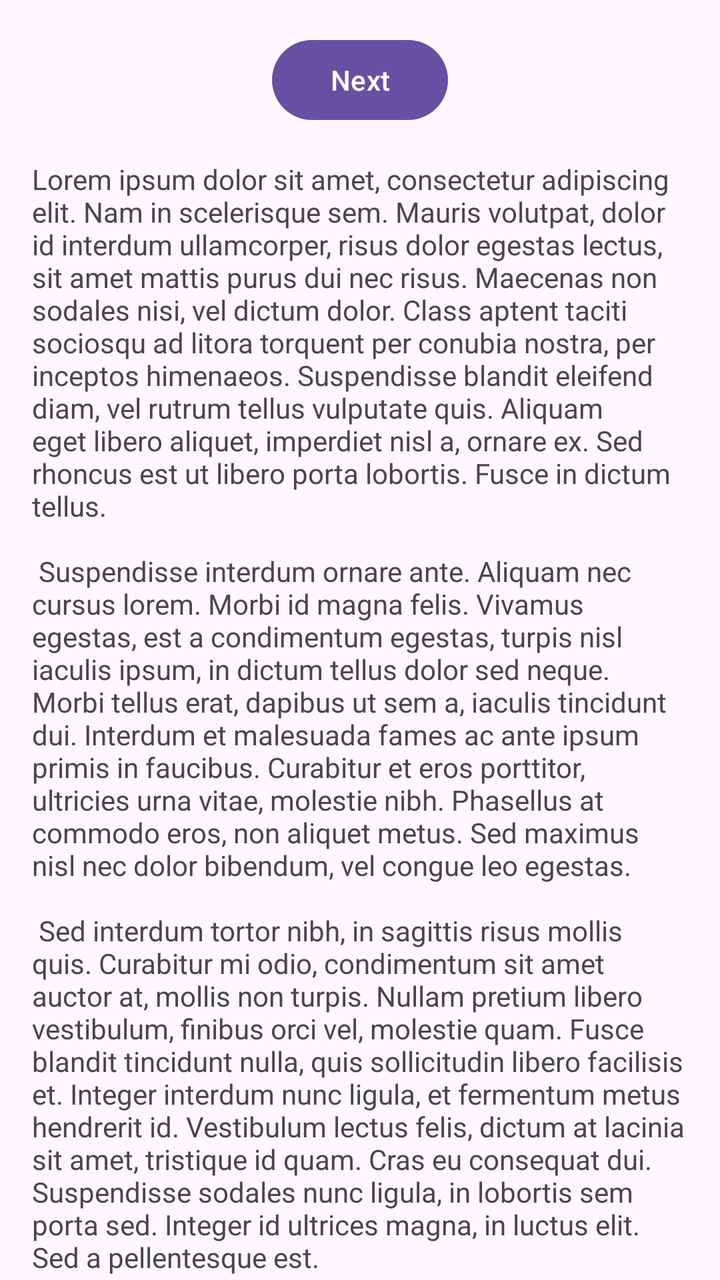
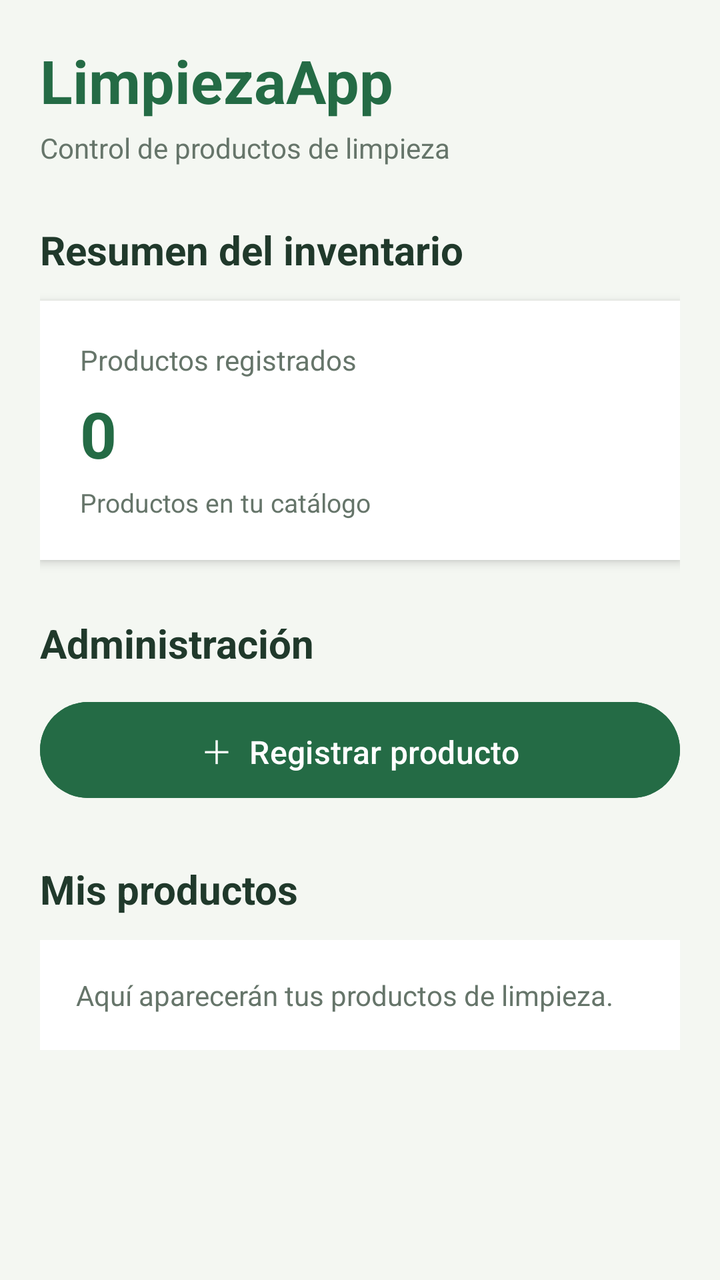

Two renders of the same Android screen: before a commit and after it. Below are the layout's source before the change and the commit's diff.
<!-- AndroidManifest.xml: application theme Theme.LimpiezaApp -->
<!-- res/layout/fragment_first.xml -->
<?xml version="1.0" encoding="utf-8"?>
<androidx.core.widget.NestedScrollView xmlns:android="http://schemas.android.com/apk/res/android"
    xmlns:app="http://schemas.android.com/apk/res-auto"
    xmlns:tools="http://schemas.android.com/tools"
    android:layout_width="match_parent"
    android:layout_height="match_parent"
    tools:context=".FirstFragment">

    <androidx.constraintlayout.widget.ConstraintLayout
        android:layout_width="match_parent"
        android:layout_height="match_parent"
        android:padding="16dp">

        <Button
            android:id="@+id/button_first"
            android:layout_width="wrap_content"
            android:layout_height="wrap_content"
            android:text="@string/next"
            app:layout_constraintBottom_toTopOf="@id/textview_first"
            app:layout_constraintEnd_toEndOf="parent"
            app:layout_constraintStart_toStartOf="parent"
            app:layout_constraintTop_toTopOf="parent" />

        <TextView
            android:id="@+id/textview_first"
            android:layout_width="wrap_content"
            android:layout_height="wrap_content"
            android:layout_marginTop="16dp"
            android:text="@string/lorem_ipsum"
            app:layout_constraintBottom_toBottomOf="parent"
            app:layout_constraintEnd_toEndOf="parent"
            app:layout_constraintStart_toStartOf="parent"
            app:layout_constraintTop_toBottomOf="@id/button_first" />
    </androidx.constraintlayout.widget.ConstraintLayout>
</androidx.core.widget.NestedScrollView>
<!-- resources referenced by this layout -->
<resources>
  <string name="lorem_ipsum">
          Lorem ipsum dolor sit amet, consectetur adipiscing elit. Nam in scelerisque sem. Mauris
          volutpat, dolor id interdum ullamcorper, risus dolor egestas lectus, sit amet mattis purus
          dui nec risus. Maecenas non sodales nisi, vel dictum dolor. Class aptent taciti sociosqu ad
          litora torquent per conubia nostra, per inceptos himenaeos. Suspendisse blandit eleifend
          diam, vel rutrum tellus vulputate quis. Aliquam eget libero aliquet, imperdiet nisl a,
          ornare ex. Sed rhoncus est ut libero porta lobortis. Fusce in dictum tellus.\n\n
          Suspendisse interdum ornare ante. Aliquam nec cursus lorem. Morbi id magna felis. Vivamus
          egestas, est a condimentum egestas, turpis nisl iaculis ipsum, in dictum tellus dolor sed
          neque. Morbi tellus erat, dapibus ut sem a, iaculis tincidunt dui. Interdum et malesuada
          fames ac ante ipsum primis in faucibus. Curabitur et eros porttitor, ultricies urna vitae,
          molestie nibh. Phasellus at commodo eros, non aliquet metus. Sed maximus nisl nec dolor
          bibendum, vel congue leo egestas.\n\n
          Sed interdum tortor nibh, in sagittis risus mollis quis. Curabitur mi odio, condimentum sit
          amet auctor at, mollis non turpis. Nullam pretium libero vestibulum, finibus orci vel,
          molestie quam. Fusce blandit tincidunt nulla, quis sollicitudin libero facilisis et. Integer
          interdum nunc ligula, et fermentum metus hendrerit id. Vestibulum lectus felis, dictum at
          lacinia sit amet, tristique id quam. Cras eu consequat dui. Suspendisse sodales nunc ligula,
          in lobortis sem porta sed. Integer id ultrices magna, in luctus elit. Sed a pellentesque
          est.\n\n
          Aenean nunc velit, lacinia sed dolor sed, ultrices viverra nulla. Etiam a venenatis nibh.
          Morbi laoreet, tortor sed facilisis varius, nibh orci rhoncus nulla, id elementum leo dui
          non lorem. Nam mollis ipsum quis auctor varius. Quisque elementum eu libero sed commodo. In
          eros nisl, imperdiet vel imperdiet et, scelerisque a mauris. Pellentesque varius ex nunc,
          quis imperdiet eros placerat ac. Duis finibus orci et est auctor tincidunt. Sed non viverra
          ipsum. Nunc quis augue egestas, cursus lorem at, molestie sem. Morbi a consectetur ipsum, a
          placerat diam. Etiam vulputate dignissim convallis. Integer faucibus mauris sit amet finibus
          convallis.\n\n
          Phasellus in aliquet mi. Pellentesque habitant morbi tristique senectus et netus et
          malesuada fames ac turpis egestas. In volutpat arcu ut felis sagittis, in finibus massa
          gravida. Pellentesque id tellus orci. Integer dictum, lorem sed efficitur ullamcorper,
          libero justo consectetur ipsum, in mollis nisl ex sed nisl. Donec maximus ullamcorper
          sodales. Praesent bibendum rhoncus tellus nec feugiat. In a ornare nulla. Donec rhoncus
          libero vel nunc consequat, quis tincidunt nisl eleifend. Cras bibendum enim a justo luctus
          vestibulum. Fusce dictum libero quis erat maximus, vitae volutpat diam dignissim.
      </string>
  <string name="next">Next</string>
  <style name="Theme.LimpiezaApp" parent="Base.Theme.LimpiezaApp" />
  <style name="Base.Theme.LimpiezaApp" parent="Theme.Material3.DayNight.NoActionBar">
          
          
      </style>
</resources>

<!-- the commit's change to res/layout/fragment_first.xml (unified diff, before → after) -->
@@ -1,35 +1,125 @@
 <?xml version="1.0" encoding="utf-8"?>
-<androidx.core.widget.NestedScrollView xmlns:android="http://schemas.android.com/apk/res/android"
+<androidx.core.widget.NestedScrollView
+    xmlns:android="http://schemas.android.com/apk/res/android"
     xmlns:app="http://schemas.android.com/apk/res-auto"
     xmlns:tools="http://schemas.android.com/tools"
     android:layout_width="match_parent"
     android:layout_height="match_parent"
+    android:background="#F4F7F2"
     tools:context=".FirstFragment">
 
-    <androidx.constraintlayout.widget.ConstraintLayout
+    <LinearLayout
         android:layout_width="match_parent"
-        android:layout_height="match_parent"
-        android:padding="16dp">
+        android:layout_height="wrap_content"
+        android:orientation="vertical"
+        android:padding="20dp">
+
+        
+
+        <TextView
+            android:layout_width="wrap_content"
+            android:layout_height="wrap_content"
+            android:text="LimpiezaApp"
+            android:textColor="#246B45"
+            android:textSize="30sp"
+            android:textStyle="bold" />
+
+        <TextView
+            android:layout_width="wrap_content"
+            android:layout_height="wrap_content"
+            android:layout_marginTop="4dp"
+            android:text="Control de productos de limpieza"
+            android:textColor="#66756A"
+            android:textSize="14sp" />
+
+        
+        <TextView
+            android:layout_width="wrap_content"
+            android:layout_height="wrap_content"
+            android:layout_marginTop="28dp"
+            android:text="Resumen del inventario"
+            android:textColor="#20392B"
+            android:textSize="20sp"
+            android:textStyle="bold" />
+
+        <LinearLayout
+            android:layout_width="match_parent"
+            android:layout_height="wrap_content"
+            android:layout_marginTop="12dp"
+            android:background="#FFFFFF"
+            android:elevation="3dp"
+            android:orientation="vertical"
+            android:padding="20dp">
+
+            <TextView
+                android:layout_width="wrap_content"
+                android:layout_height="wrap_content"
+                android:text="Productos registrados"
+                android:textColor="#66756A"
+                android:textSize="14sp" />
+
+            <TextView
+                android:id="@+id/textTotalProductos"
+                android:layout_width="wrap_content"
+                android:layout_height="wrap_content"
+                android:layout_marginTop="6dp"
+                android:text="0"
+                android:textColor="#246B45"
+                android:textSize="32sp"
+                android:textStyle="bold" />
+
+            <TextView
+                android:layout_width="wrap_content"
+                android:layout_height="wrap_content"
+                android:layout_marginTop="4dp"
+                android:text="Productos en tu catálogo"
+                android:textColor="#66756A"
+                android:textSize="13sp" />
+
+        </LinearLayout>
+
+        
+        <TextView
+            android:layout_width="wrap_content"
+            android:layout_height="wrap_content"
+            android:layout_marginTop="28dp"
+            android:text="Administración"
+            android:textColor="#20392B"
+            android:textSize="20sp"
+            android:textStyle="bold" />
 
         <Button
-            android:id="@+id/button_first"
+            android:id="@+id/buttonAgregarProducto"
+            android:layout_width="match_parent"
+            android:layout_height="56dp"
+            android:layout_marginTop="12dp"
+            android:backgroundTint="#246B45"
+            android:text="＋  Registrar producto"
+            android:textAllCaps="false"
+            android:textColor="#FFFFFF"
+            android:textSize="16sp" />
+
+        
+        <TextView
             android:layout_width="wrap_content"
             android:layout_height="wrap_content"
-            android:text="@string/next"
-            app:layout_constraintBottom_toTopOf="@id/textview_first"
-            app:layout_constraintEnd_toEndOf="parent"
-            app:layout_constraintStart_toStartOf="parent"
-            app:layout_constraintTop_toTopOf="parent" />
+            android:layout_marginTop="28dp"
+            android:text="Mis productos"
+            android:textColor="#20392B"
+            android:textSize="20sp"
+            android:textStyle="bold" />
 
         <TextView
-            android:id="@+id/textview_first"
-            android:layout_width="wrap_content"
+            android:id="@+id/textEstadoProductos"
+            android:layout_width="match_parent"
             android:layout_height="wrap_content"
-            android:layout_marginTop="16dp"
-            android:text="@string/lorem_ipsum"
-            app:layout_constraintBottom_toBottomOf="parent"
-            app:layout_constraintEnd_toEndOf="parent"
-            app:layout_constraintStart_toStartOf="parent"
-            app:layout_constraintTop_toBottomOf="@id/button_first" />
-    </androidx.constraintlayout.widget.ConstraintLayout>
+            android:layout_marginTop="12dp"
+            android:background="#FFFFFF"
+            android:padding="18dp"
+            android:text="Aquí aparecerán tus productos de limpieza."
+            android:textColor="#66756A"
+            android:textSize="14sp" />
+
+    </LinearLayout>
+
 </androidx.core.widget.NestedScrollView>
<!-- resource entries referenced after the edit -->
@@ -1,42 +1,5 @@
 <!-- resources referenced by this layout -->
 <resources>
-  <string name="lorem_ipsum">
-          Lorem ipsum dolor sit amet, consectetur adipiscing elit. Nam in scelerisque sem. Mauris
-          volutpat, dolor id interdum ullamcorper, risus dolor egestas lectus, sit amet mattis purus
-          dui nec risus. Maecenas non sodales nisi, vel dictum dolor. Class aptent taciti sociosqu ad
-          litora torquent per conubia nostra, per inceptos himenaeos. Suspendisse blandit eleifend
-          diam, vel rutrum tellus vulputate quis. Aliquam eget libero aliquet, imperdiet nisl a,
-          ornare ex. Sed rhoncus est ut libero porta lobortis. Fusce in dictum tellus.\n\n
-          Suspendisse interdum ornare ante. Aliquam nec cursus lorem. Morbi id magna felis. Vivamus
-          egestas, est a condimentum egestas, turpis nisl iaculis ipsum, in dictum tellus dolor sed
-          neque. Morbi tellus erat, dapibus ut sem a, iaculis tincidunt dui. Interdum et malesuada
-          fames ac ante ipsum primis in faucibus. Curabitur et eros porttitor, ultricies urna vitae,
-          molestie nibh. Phasellus at commodo eros, non aliquet metus. Sed maximus nisl nec dolor
-          bibendum, vel congue leo egestas.\n\n
-          Sed interdum tortor nibh, in sagittis risus mollis quis. Curabitur mi odio, condimentum sit
-          amet auctor at, mollis non turpis. Nullam pretium libero vestibulum, finibus orci vel,
-          molestie quam. Fusce blandit tincidunt nulla, quis sollicitudin libero facilisis et. Integer
-          interdum nunc ligula, et fermentum metus hendrerit id. Vestibulum lectus felis, dictum at
-          lacinia sit amet, tristique id quam. Cras eu consequat dui. Suspendisse sodales nunc ligula,
-          in lobortis sem porta sed. Integer id ultrices magna, in luctus elit. Sed a pellentesque
-          est.\n\n
-          Aenean nunc velit, lacinia sed dolor sed, ultrices viverra nulla. Etiam a venenatis nibh.
-          Morbi laoreet, tortor sed facilisis varius, nibh orci rhoncus nulla, id elementum leo dui
-          non lorem. Nam mollis ipsum quis auctor varius. Quisque elementum eu libero sed commodo. In
-          eros nisl, imperdiet vel imperdiet et, scelerisque a mauris. Pellentesque varius ex nunc,
-          quis imperdiet eros placerat ac. Duis finibus orci et est auctor tincidunt. Sed non viverra
-          ipsum. Nunc quis augue egestas, cursus lorem at, molestie sem. Morbi a consectetur ipsum, a
-          placerat diam. Etiam vulputate dignissim convallis. Integer faucibus mauris sit amet finibus
-          convallis.\n\n
-          Phasellus in aliquet mi. Pellentesque habitant morbi tristique senectus et netus et
-          malesuada fames ac turpis egestas. In volutpat arcu ut felis sagittis, in finibus massa
-          gravida. Pellentesque id tellus orci. Integer dictum, lorem sed efficitur ullamcorper,
-          libero justo consectetur ipsum, in mollis nisl ex sed nisl. Donec maximus ullamcorper
-          sodales. Praesent bibendum rhoncus tellus nec feugiat. In a ornare nulla. Donec rhoncus
-          libero vel nunc consequat, quis tincidunt nisl eleifend. Cras bibendum enim a justo luctus
-          vestibulum. Fusce dictum libero quis erat maximus, vitae volutpat diam dignissim.
-      </string>
-  <string name="next">Next</string>
   <style name="Theme.LimpiezaApp" parent="Base.Theme.LimpiezaApp" />
   <style name="Base.Theme.LimpiezaApp" parent="Theme.Material3.DayNight.NoActionBar">
           
